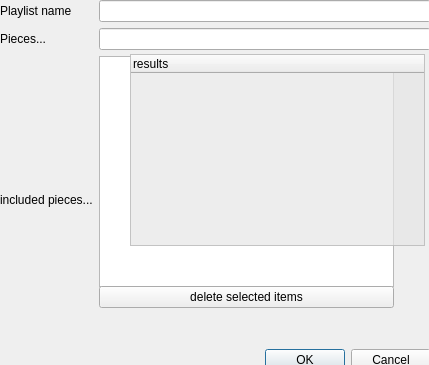
Above: implementation/primaries/GUI/NewPlaylist.ui from Godley/Music-Library before the change. Below: the same form after it.
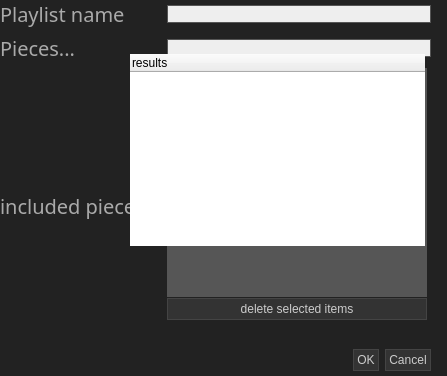
That is the form after the change.

The edit to the form file:
```diff
--- a/implementation/primaries/GUI/NewPlaylist.ui
+++ b/implementation/primaries/GUI/NewPlaylist.ui
@@ -6,20 +6,47 @@
    <rect>
     <x>0</x>
     <y>0</y>
-    <width>429</width>
-    <height>365</height>
+    <width>447</width>
+    <height>376</height>
    </rect>
   </property>
   <property name="windowTitle">
    <string>MuseLib | Add New Playlist</string>
   </property>
   <property name="styleSheet">
-   <string notr="true">QTreeWidget#autoCompleteBox {
-background:rgba(230, 230, 230, 180);
+   <string notr="true">QDialog {
+background:#222;
 }
 
-QFrame#frame {
+QFrame {
 border:0px;
+}
+
+QLabel {
+font:15pt avenir;
+text-transform:uppercase;
+color:#AAA;
+}
+
+QLineEdit {
+border:1px solid #555;
+background:#EEE;
+}
+
+QListWidget {
+background:rgba(255,255,255,60);
+}
+
+QDialog QPushButton, QToolButton#deleteItem {
+border-style:outset;
+background:#333;
+border:1px solid #444;
+padding:3px;
+color:#CCC
+}
+
+QPushButton:checked {
+border-style:inset;
 }</string>
   </property>
   <widget class="QLabel" name="label">
@@ -88,15 +115,18 @@
        <enum>QFrame::StyledPanel</enum>
       </property>
       <property name="frameShadow">
-       <enum>QFrame::Raised</enum>
+       <enum>QFrame::Plain</enum>
+      </property>
+      <property name="lineWidth">
+       <number>0</number>
       </property>
       <widget class="QListWidget" name="listWidget">
        <property name="geometry">
         <rect>
          <x>0</x>
          <y>0</y>
-         <width>295</width>
-         <height>231</height>
+         <width>260</width>
+         <height>229</height>
         </rect>
        </property>
        <property name="sizePolicy">
@@ -123,7 +153,7 @@
         <rect>
          <x>0</x>
          <y>230</y>
-         <width>295</width>
+         <width>260</width>
          <height>22</height>
         </rect>
        </property>
```
